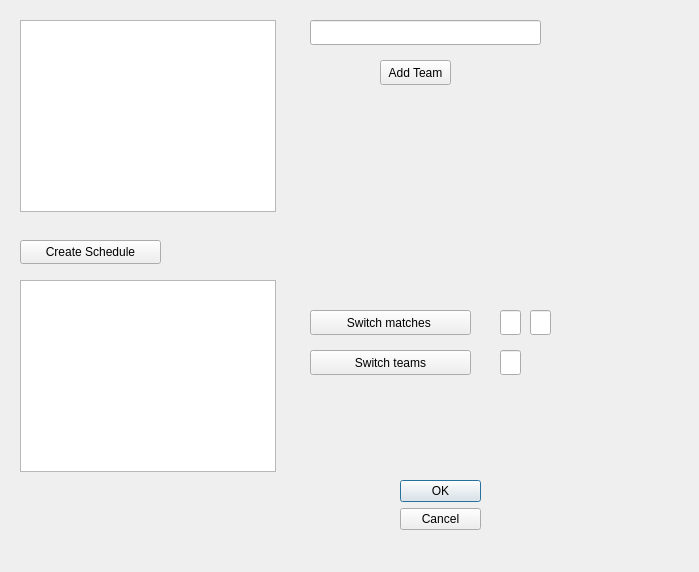
The window that ui/TeamEditor.ui (tapir442/py-match-fit) describes before a commit, drawn with Qt 5.
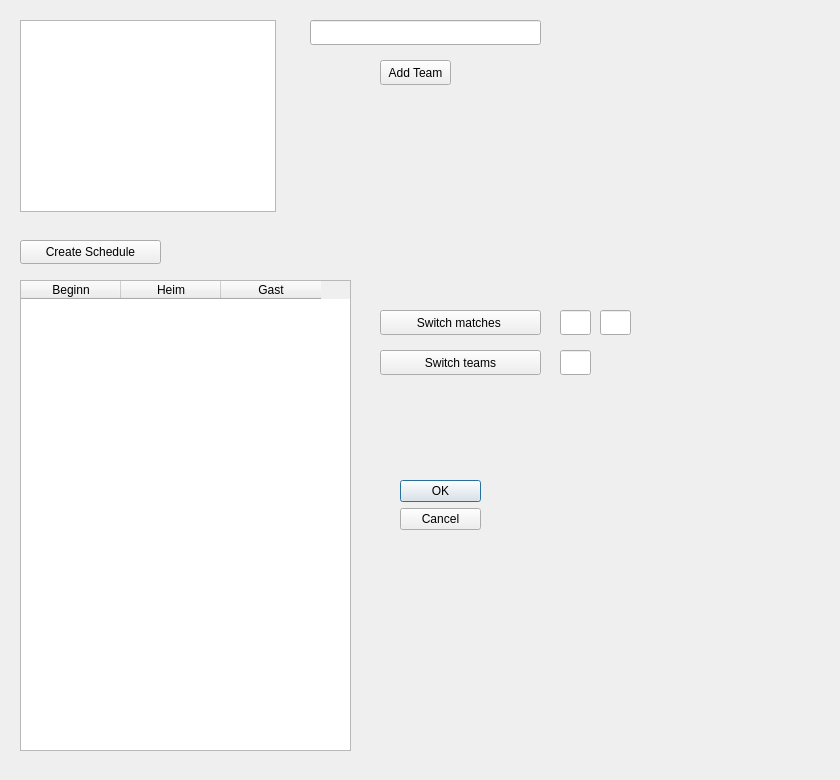
The same window after the commit.

```diff
--- a/ui/TeamEditor.ui
+++ b/ui/TeamEditor.ui
@@ -6,8 +6,8 @@
    <rect>
     <x>0</x>
     <y>0</y>
-    <width>699</width>
-    <height>572</height>
+    <width>840</width>
+    <height>780</height>
    </rect>
   </property>
   <property name="windowTitle">
@@ -52,15 +52,30 @@
     <string>Create Schedule</string>
    </property>
   </widget>
-  <widget class="QListWidget" name="scheduleEditor">
+  <widget class="QTableWidget" name="scheduleEditor">
    <property name="geometry">
     <rect>
      <x>20</x>
      <y>280</y>
-     <width>256</width>
-     <height>192</height>
+     <width>331</width>
+     <height>471</height>
     </rect>
    </property>
+   <column>
+    <property name="text">
+     <string>Beginn</string>
+    </property>
+   </column>
+   <column>
+    <property name="text">
+     <string>Heim</string>
+    </property>
+   </column>
+   <column>
+    <property name="text">
+     <string>Gast</string>
+    </property>
+   </column>
   </widget>
   <widget class="QLineEdit" name="team">
    <property name="geometry">
@@ -88,7 +103,7 @@
   <widget class="QPushButton" name="switch_matches">
    <property name="geometry">
     <rect>
-     <x>310</x>
+     <x>380</x>
      <y>310</y>
      <width>161</width>
      <height>25</height>
@@ -101,9 +116,9 @@
   <widget class="QLineEdit" name="switch1">
    <property name="geometry">
     <rect>
-     <x>500</x>
+     <x>560</x>
      <y>310</y>
-     <width>21</width>
+     <width>31</width>
      <height>25</height>
     </rect>
    </property>
@@ -111,9 +126,9 @@
   <widget class="QLineEdit" name="switch2">
    <property name="geometry">
     <rect>
-     <x>530</x>
+     <x>600</x>
      <y>310</y>
-     <width>21</width>
+     <width>31</width>
      <height>25</height>
     </rect>
    </property>
@@ -121,7 +136,7 @@
   <widget class="QPushButton" name="switch_teams">
    <property name="geometry">
     <rect>
-     <x>310</x>
+     <x>380</x>
      <y>350</y>
      <width>161</width>
      <height>25</height>
@@ -134,9 +149,9 @@
   <widget class="QLineEdit" name="switch_team_idx">
    <property name="geometry">
     <rect>
-     <x>500</x>
+     <x>560</x>
      <y>350</y>
-     <width>21</width>
+     <width>31</width>
      <height>25</height>
     </rect>
    </property>
```
